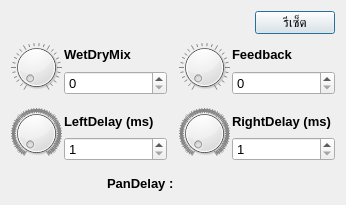
Qt form FXDialogs/EchoFXDialog.ui (pie62/HandyKaraoke) before a commit.
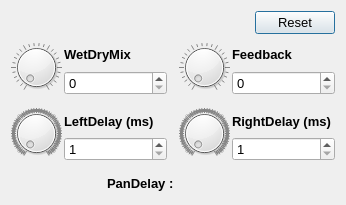
The same form after that commit. Icons and pictures are not drawn. Custom widgets are drawn as their Qt base class.

Commit message: change reset effect button text

```diff
--- a/FXDialogs/EchoFXDialog.ui
+++ b/FXDialogs/EchoFXDialog.ui
@@ -50,7 +50,7 @@
      <item>
       <widget class="QPushButton" name="btnReset">
        <property name="text">
-        <string>รีเซ็ต</string>
+        <string>Reset</string>
        </property>
       </widget>
      </item>
```
The commit also changes 7 other files.
